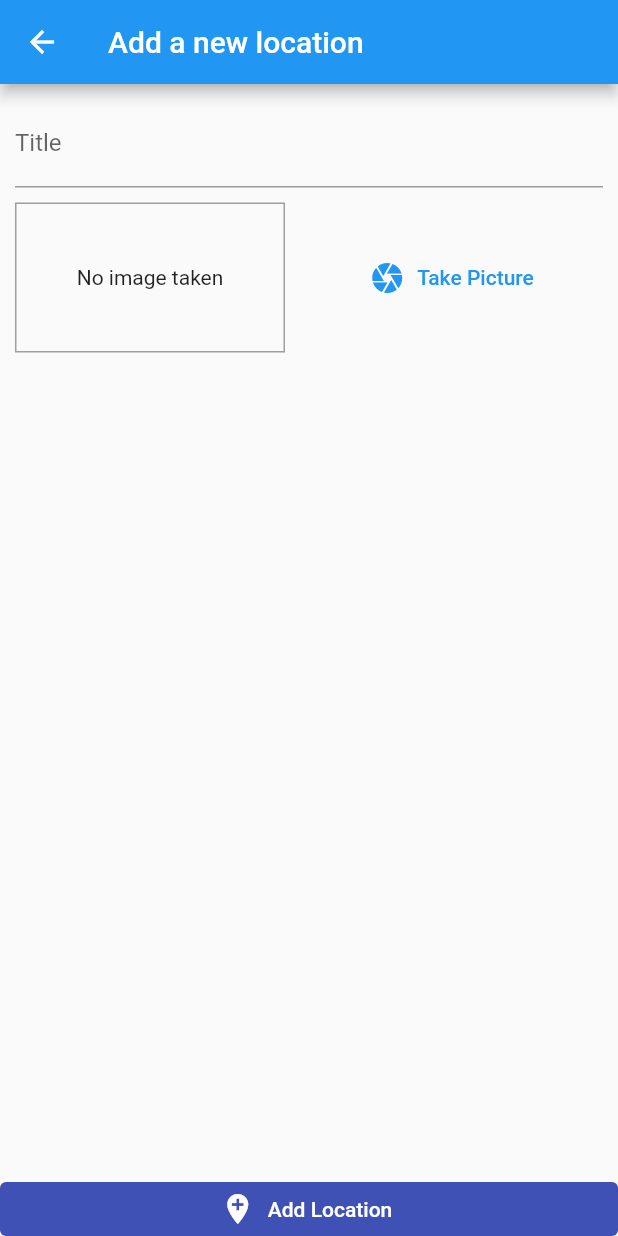
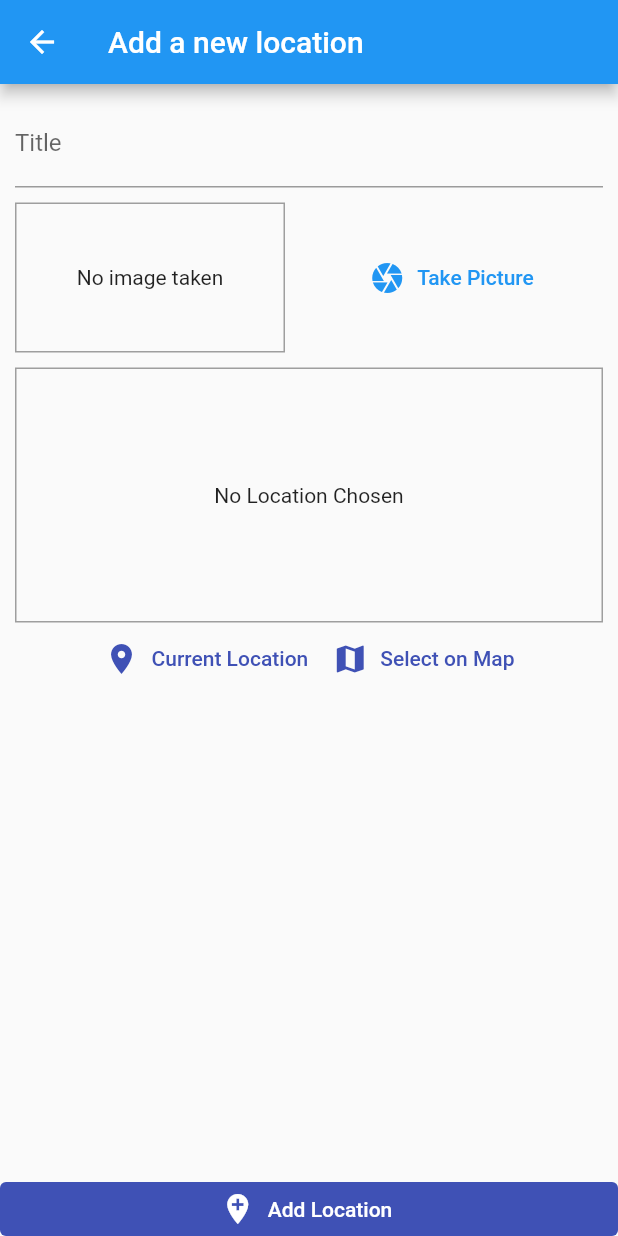
Before and after one commit to Adrianzctpa/flutter_maps, a Flutter app: the LocationForm screen opened by its route, on a phone screen of 412 x 824 dp. Run offline on Flutter 3.47's test engine with Material 2 defaults, Android fonts, the phone set to English and light mode, and no system bars; our stand-ins replace image_picker, location, sqflite; accounts and stored records are empty.

Commit message:
added initial support for google maps

```diff
--- /dev/null
+++ b/launch-example.json
@@ -0,0 +1,13 @@
+{
+    "version": "0.2.0",
+    "configurations": [
+        {
+            "name": "flutter_nativeresources",
+            "request": "launch",
+            "type": "dart",
+            "args": [
+                "--dart-define=API_KEY=your_api_key"
+            ]
+        }
+    ]
+}
--- /dev/null
+++ b/lib/components/location_input.dart
@@ -0,0 +1,73 @@
+import 'package:flutter/material.dart';
+import 'package:location/location.dart';
+import 'package:flutter_nativeresources/utils/location_util.dart';
+
+class LocationInput extends StatefulWidget {
+  const LocationInput({Key? key}) : super(key: key);
+
+  @override
+  LocationInputState createState() => LocationInputState();
+}
+
+class LocationInputState extends State<LocationInput> {
+  String? _previewImageUrl;
+
+  Future<void> _getCurrentLocation() async {
+    final locData = await Location().getLocation();
+    final staticMapImageUrl = LocationUtil.generateLocationPreviewImg(latitude: locData.latitude as double, longitude: locData.longitude as double);
+
+    setState(() {
+      _previewImageUrl = staticMapImageUrl;
+    });
+  }
+
+  @override
+  Widget build(BuildContext context) {
+    return Column(
+      children: <Widget>[
+        Container(
+          height: 170,
+          width: double.infinity,
+          alignment: Alignment.center,
+          decoration: BoxDecoration(
+            border: Border.all(
+              width: 1,
+              color: Colors.grey,
+            ),
+          ),
+          child: _previewImageUrl == null
+          ? const Text(
+            'No Location Chosen',
+            textAlign: TextAlign.center,
+          )
+          : Image.network(
+            _previewImageUrl!,
+            fit: BoxFit.cover,
+            width: double.infinity,
+          ),
+        ),
+        Row(
+          mainAxisAlignment: MainAxisAlignment.center,
+          children: <Widget>[
+            TextButton.icon(
+              onPressed: _getCurrentLocation,
+              icon: const Icon(Icons.location_on),
+              label: const Text('Current Location'),
+              style: TextButton.styleFrom(
+                primary: Theme.of(context).primaryColor,
+              ),
+            ),
+            TextButton.icon(
+              onPressed: _getCurrentLocation,
+              icon: const Icon(Icons.map),
+              label: const Text('Select on Map'),
+              style: TextButton.styleFrom(
+                primary: Theme.of(context).primaryColor,
+              ),
+            ),
+          ],
+        ),
+      ],
+    );
+  }
+}
--- a/lib/screens/location_form.dart
+++ b/lib/screens/location_form.dart
@@ -2,7 +2,7 @@
 import 'package:flutter/material.dart';
 import 'package:provider/provider.dart';
 import 'package:flutter_nativeresources/providers/cool_locations.dart';
-// import 'package:image_picker/image_picker.dart';
+import 'package:flutter_nativeresources/components/location_input.dart';
 import 'package:flutter_nativeresources/components/photo_input.dart';
 
 class LocationForm extends StatefulWidget {
@@ -54,6 +54,10 @@
                       height: 10,
                     ),
                     PhotoInput(onSetImage: _takePhoto),
+                    const SizedBox(
+                      height: 10,
+                    ),
+                   const LocationInput()
                   ]
                 ),
               ),
--- /dev/null
+++ b/lib/utils/location_util.dart
@@ -0,0 +1,7 @@
+class LocationUtil {
+  static const googleApiKey = String.fromEnvironment('API_KEY');
+
+  static String generateLocationPreviewImg({required double latitude, required double longitude}) {
+    return "https://maps.googleapis.com/maps/api/staticmap?center=$latitude,$longitude&zoom=13&size=600x300&maptype=roadmap&markers=color:red%7Clabel:A%7C$latitude,$longitude&key=$googleApiKey";
+  }
+}
--- a/pubspec.yaml
+++ b/pubspec.yaml
@@ -39,6 +39,7 @@
   path_provider: ^2.0.11
   path: ^1.8.0
   sqflite: ^2.0.3+1
+  location: ^4.4.0
 
 dev_dependencies:
   flutter_test:
```
Also changed, not shown: pubspec.lock, 2 other files.
